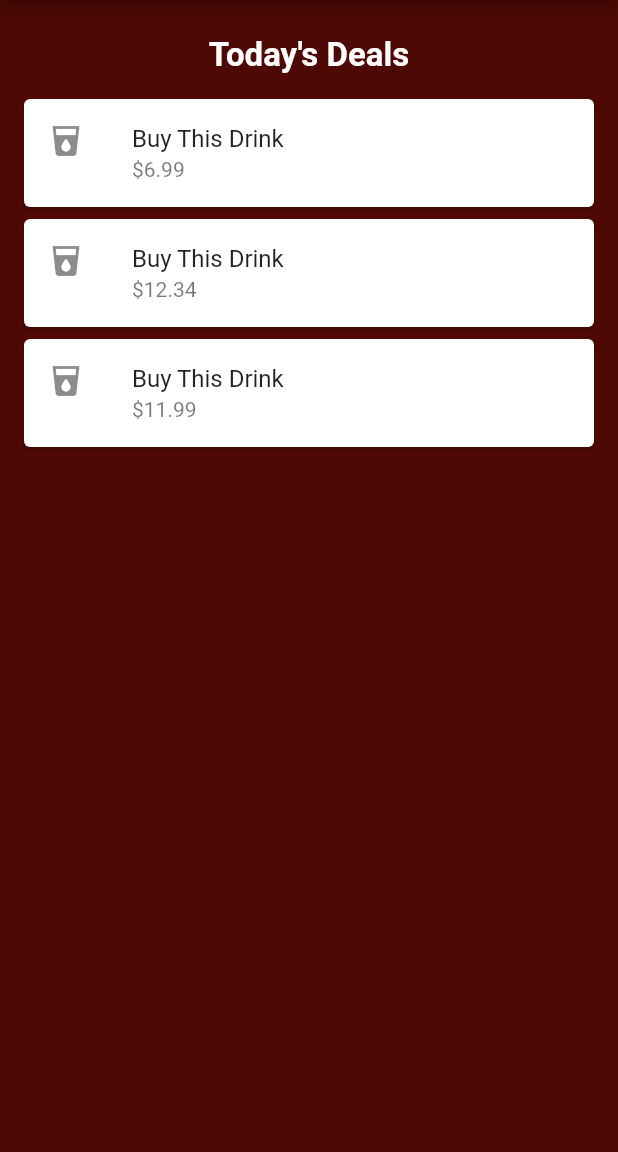
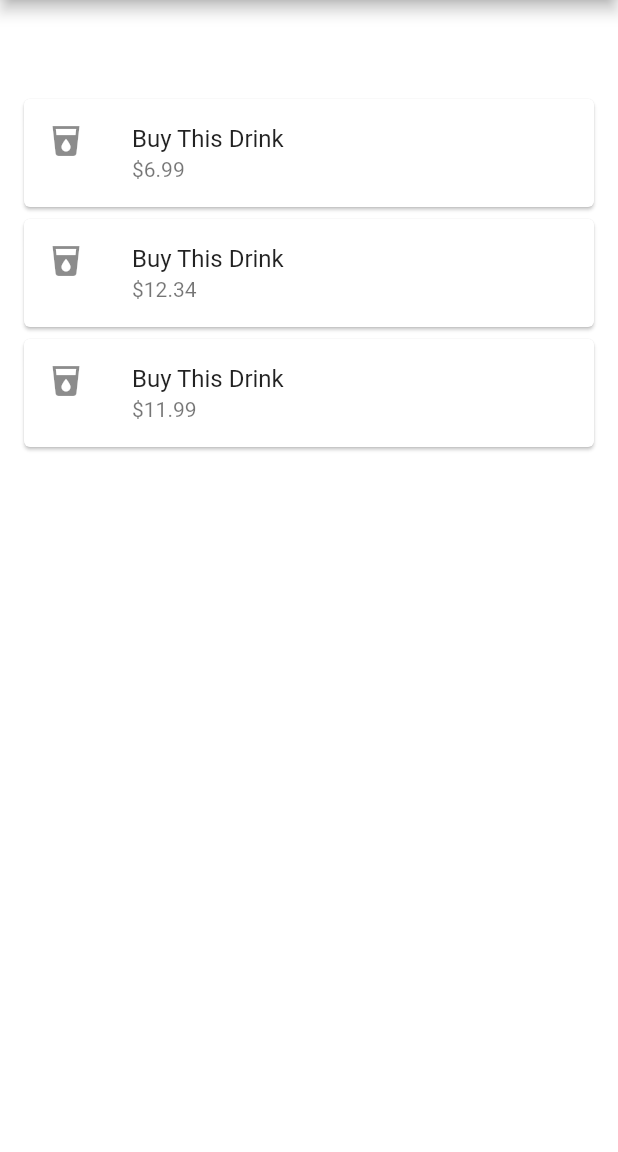
Before and after one commit to askudlarek/DiscountAlcohol, a Flutter app: the screen it shows after launch, in the side drawer, after a tap on "Deals", on a phone screen of 412 x 824 dp, the part 84-1236 px from its top. Run offline on Flutter 3.47's test engine with Material 2 defaults, Android fonts, the phone set to English and light mode, and no system bars; our stand-ins replace google_maps_flutter.

Commit message:
changed backgroud to fit theme

```diff
--- a/discount_alcohol/lib/ad_page.dart
+++ b/discount_alcohol/lib/ad_page.dart
@@ -8,7 +8,7 @@ class AdPageFrame extends StatelessWidget {
         appBar: AppBar(
           title: Text("DiscountAlcohol"),
         ),
-        backgroundColor: Color.fromARGB(0xFF, 0x4E, 0x09, 0x04),
+        backgroundColor: Colors.white,
         drawer: NavDrawer(),
         body: Container(
           padding: EdgeInsets.all(12.0),
```
